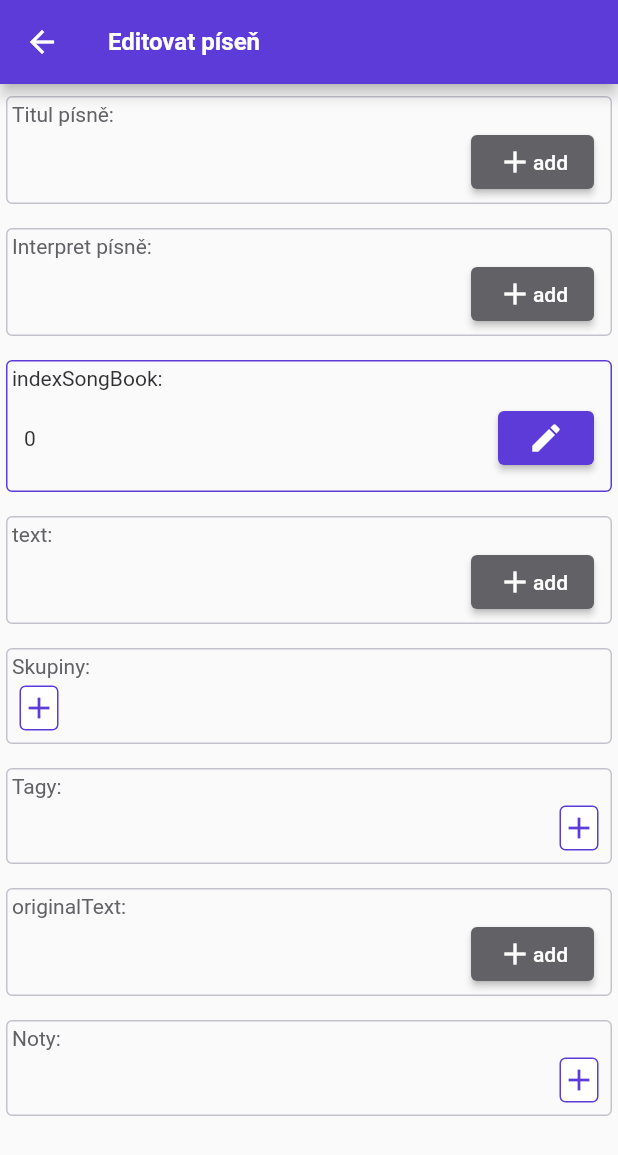
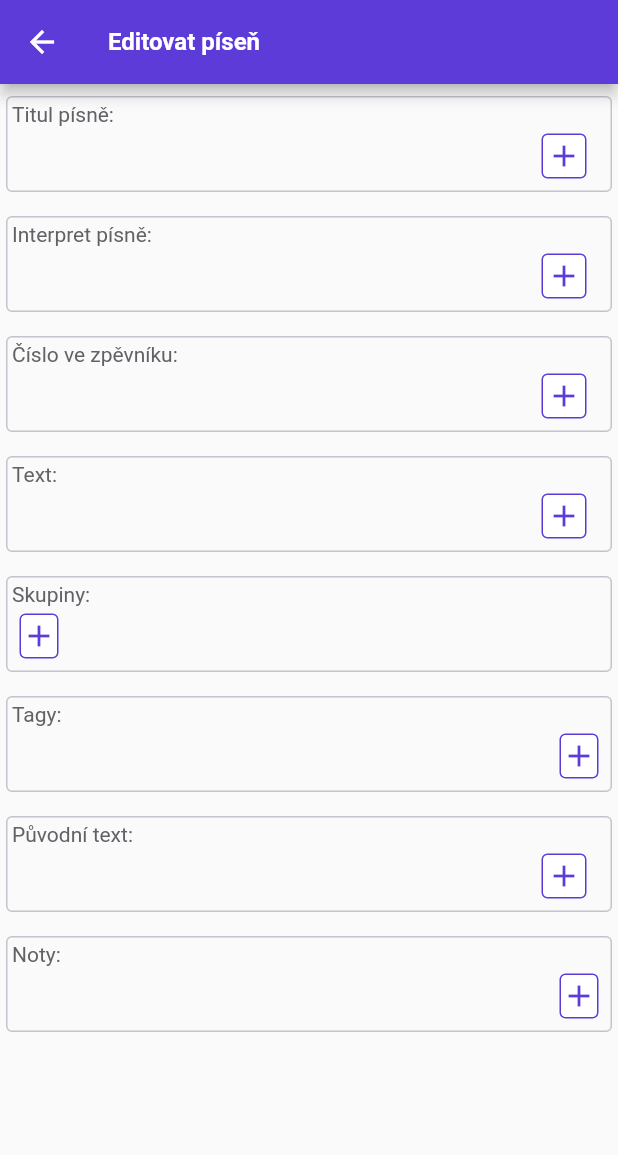
Before and after one commit to jelazi/songs_viewer_bloc, a Flutter app: the EditPage screen opened directly, on a phone screen of 412 x 824 dp. Shown: the top 1155 px of the screen. Run offline on Flutter 3.47's test engine with Material 2 defaults, Android fonts, the phone set to English and light mode, and no system bars; our stand-ins replace bloc, cloud_firestore, easy_localization, equatable, firebase_core, firebase_database and 5 more; missing offline and left inert: f_logs; accounts and stored records are empty; generated files the repository leaves out were written again; Roboto replaces fonts that are missing (SofiaSans, SofiaSansCondensed).

Commit message:
fix: padding text when hide appBox, add: localization, add: new song in home drawer

```diff
--- a/assets/lang/cs.json
+++ b/assets/lang/cs.json
@@ -4,7 +4,6 @@
     "interpret": "Interpret písně",
     "drawer": "Nabídka",
     "sortBy": "Řadit podle: ",
-    "test": "Test",
     "editChords": "Editovat akordy: ",
     "from": " od:",
     "start": "Start",
@@ -183,5 +182,16 @@
     "selectTimeBeforeScrolling": "Vyber čas před startem",
     "filterSong": "Filtruj píseň",
     "songsViewer": "Songs Viewer",
-    "timeSong": "Délka písně"
+    "timeSong": "Délka písně",
+    "presentation": "Prezentace",
+    "general": "Obecné",
+    "fontTextSize": "Velikost fontu textu",
+    "fontChordSize": "Velikost fontu akordů",
+    "colorText": "Barva textu",
+    "colorChord": "Barva akordů",
+    "indexSongBook": "Číslo ve zpěvníku",
+    "text": "Text",
+    "originalText": "Původní text",
+    "add": "Přidat",
+    "test": "Test"
 }
--- a/lib/model/song/song.dart
+++ b/lib/model/song/song.dart
@@ -51,7 +51,6 @@ class Song {
         title = '',
         lyrics = '',
         originalLyrics = '',
-        indexSongBook = 0,
         interpret = '',
         typeTranspose = TypeTranspose.czech,
         songBar = 0,
--- a/lib/view/pages/edit_page.dart
+++ b/lib/view/pages/edit_page.dart
@@ -305,27 +305,16 @@ class EditRow extends StatelessWidget {
                   alignment: Alignment.centerRight,
                   child: Padding(
                     padding: const EdgeInsets.only(right: 8.0),
-                    child: ElevatedButton(
-                      style: ButtonStyle(
-                        backgroundColor: MaterialStateProperty.all<Color>(AppColor.grey2Color),
-                      ),
-                      child: SizedBox(
-                          width: 50,
-                          child: Center(
-                            child: Row(
-                              mainAxisAlignment: MainAxisAlignment.center,
-                              children: [
-                                const Icon(Icons.add),
-                                Text(
-                                  'add'.tr(),
-                                )
-                              ],
-                            ),
-                          )),
-                      onPressed: () => editFunction(),
+                    child: GestureDetector(
+                      onTap: () {},
+                      child: Container(
+                          height: 30,
+                          width: 30,
+                          margin: const EdgeInsets.all(5),
+                          decoration: BoxDecoration(border: Border.all(color: AppColor.primaryColor), borderRadius: BorderRadius.circular(4), color: Colors.white),
+                          child: const Center(child: Icon(Icons.add, color: AppColor.primaryColor))),
                     ),
-                  ),
-                )
+                  ))
               : Row(
                   mainAxisAlignment: MainAxisAlignment.spaceBetween,
                   children: [
--- a/lib/view/pages/preview_page.dart
+++ b/lib/view/pages/preview_page.dart
@@ -88,7 +88,7 @@ class _PreviewPageState extends State<PreviewPage> {
             child: Stack(
               children: [
                 Padding(
-                  padding: const EdgeInsets.only(left: 4.0),
+                  padding: const EdgeInsets.only(left: 10.0),
                   child: _getLyricsRenderer(state, scrollController),
                 ),
                 Positioned(
@@ -172,6 +172,7 @@ class _PreviewPageState extends State<PreviewPage> {
           lyrics: splittedLyric[0],
           textStyle: state.textStyle,
           chordStyle: state.chordStyle,
+          appBarStatus: state.appBarStatus,
           onTapChord: (Chord chord, Offset pos) {
             openChordImage(chord, pos, context);
           },
@@ -207,6 +208,7 @@ class _PreviewPageState extends State<PreviewPage> {
               lyrics: splittedLyric[state.currentColumn],
               textStyle: state.textStyle,
               chordStyle: state.chordStyle,
+              appBarStatus: state.appBarStatus,
               onTapChord: (Chord chord, Offset pos) {
                 openChordImage(chord, pos, context);
               },
@@ -228,6 +230,7 @@ class _PreviewPageState extends State<PreviewPage> {
                     lyrics: splittedLyric[state.currentColumn + 1],
                     textStyle: state.textStyle,
                     chordStyle: state.chordStyle,
+                    appBarStatus: state.appBarStatus,
                     onTapChord: (Chord chord, Offset pos) {
                       openChordImage(chord, pos, context);
                     },
@@ -248,6 +251,7 @@ class _PreviewPageState extends State<PreviewPage> {
         lyrics: lyric,
         textStyle: state.textStyle,
         chordStyle: state.chordStyle,
+        appBarStatus: state.appBarStatus,
         onTapChord: (Chord chord, Offset pos) {
           openChordImage(chord, pos, context);
         },
```
Also changed, not shown: lib/view/widgets/chords_lyric/lyrics_renderer.dart (+10 -0 lines), lib/view/widgets/home_drawer.dart (+22 -0 lines).
